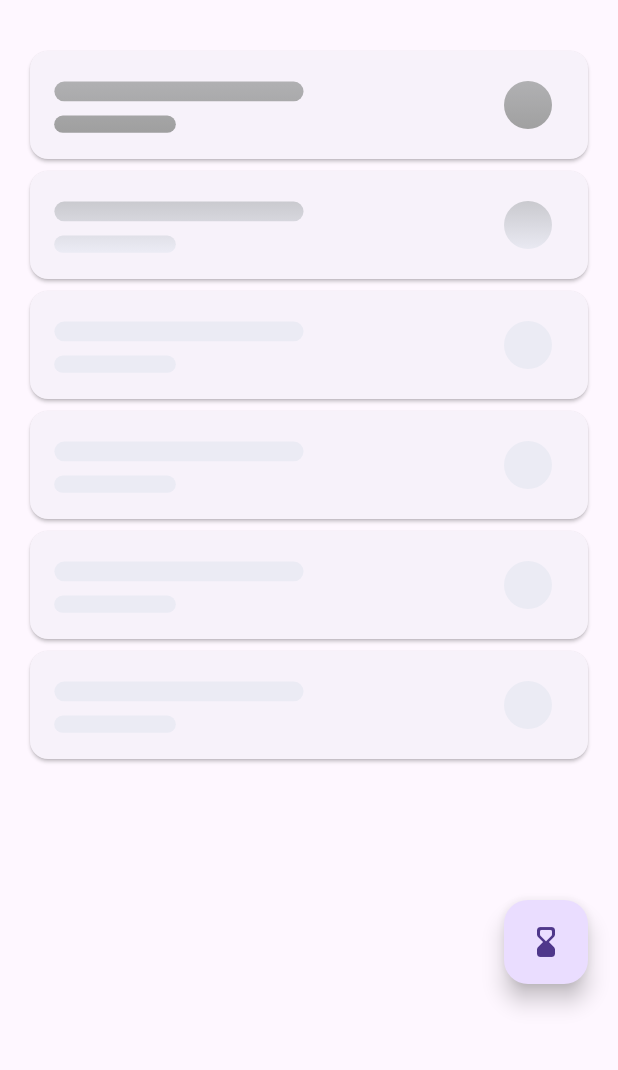
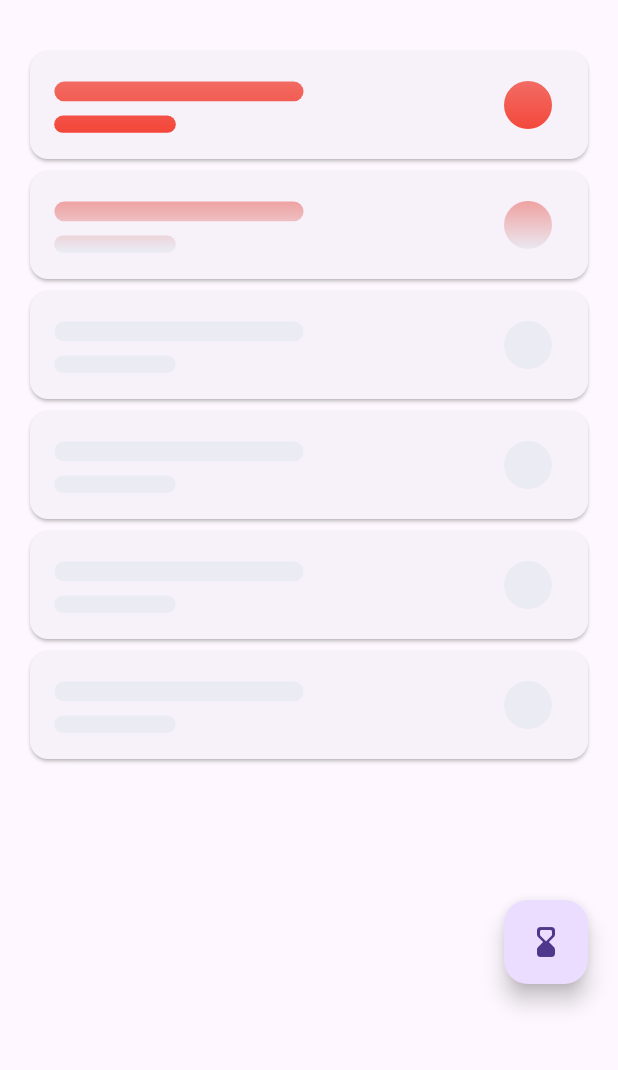
Before and after one commit to Milad-Akarie/skeletonizer, a Flutter app: the screen it shows after launch, on a phone screen of 412 x 824 dp, the part 63-1133 px from its top. Run offline on Flutter 3.47's test engine with Material 3 defaults, Android fonts, the phone set to English and light mode, and no system bars.

```diff
--- a/example/lib/main.dart
+++ b/example/lib/main.dart
@@ -56,7 +56,7 @@ class _SkeletonizerDemoPageState extends State<SkeletonizerDemoPage> {
       body: Skeletonizer(
         enabled: _enabled,
         effect: const ShimmerEffect(
-          highlightColor: Colors.grey,
+          highlightColor: Colors.red,
           begin: AlignmentDirectional.topCenter,
           end: AlignmentDirectional.bottomCenter,
         ),
--- a/lib/src/effects/shimmer_effect.dart
+++ b/lib/src/effects/shimmer_effect.dart
@@ -52,6 +52,7 @@ abstract class ShimmerEffect extends PaintingEffect {
   Paint createPaint(double t, Rect rect, TextDirection? textDirection) {
     final beginX = begin.resolve(textDirection).x;
     final endX = end.resolve(textDirection).x;
+    Alignment.topCenter;
     final isVertical = beginX == 0 && endX == 0;
     return Paint()
       ..shader = LinearGradient(
@@ -172,12 +173,10 @@ class _SlidingGradientTransform extends GradientTransform {
 
   @override
   Matrix4? transform(Rect bounds, {TextDirection? textDirection}) {
+    if (isVertical) {
+      return Matrix4.translationValues(0.0, bounds.height * offset, 0.0);
+    }
     final resolvedOffset = textDirection == TextDirection.rtl ? -offset : offset;
-
-    if (isVertical) {
-      return Matrix4.translationValues(0.0, bounds.height * resolvedOffset, 0.0);
-    }
-
     return Matrix4.translationValues(bounds.width * resolvedOffset, 0.0, 0.0);
   }
 }
```
